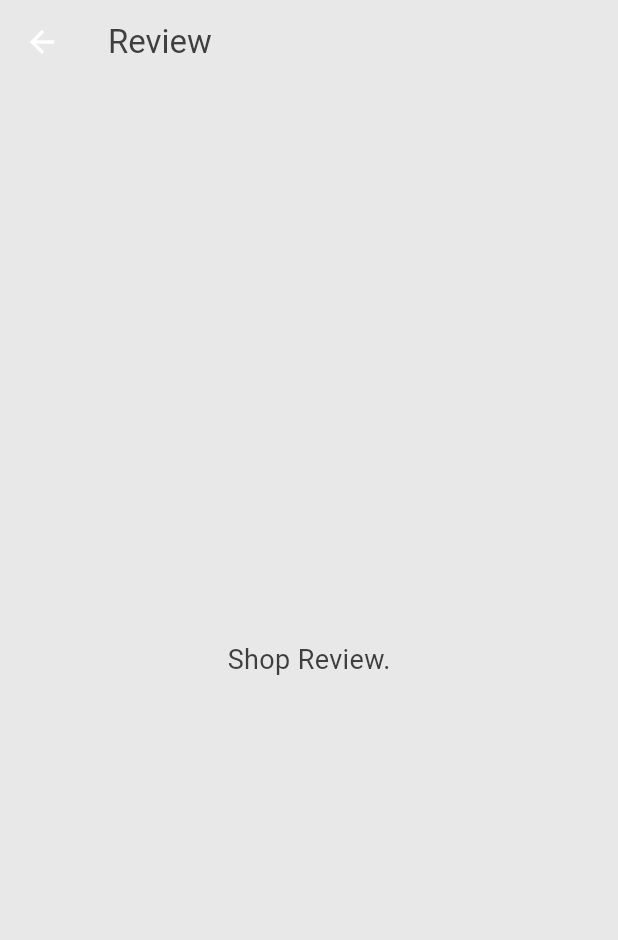
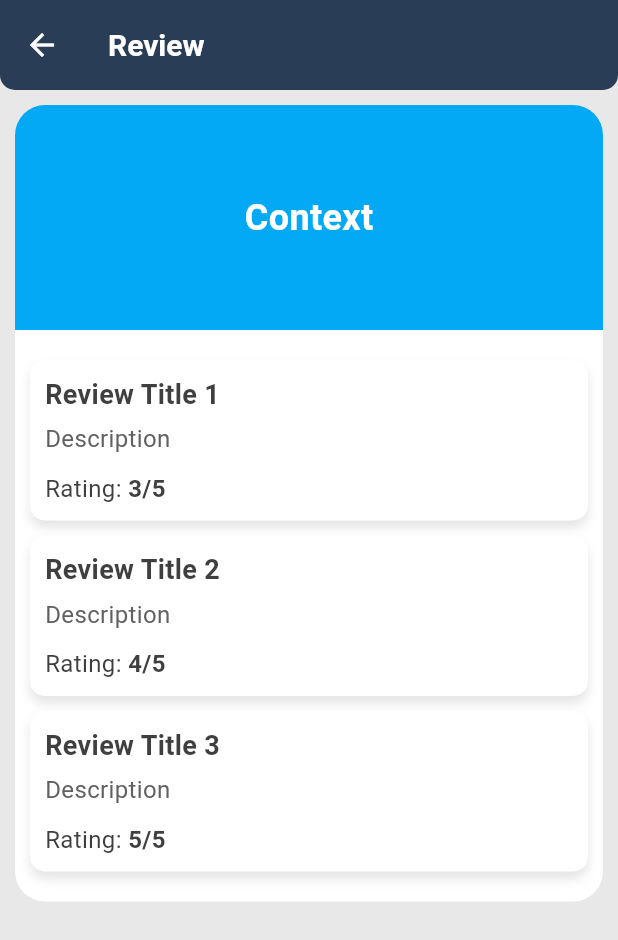
Before and after one commit to postrenan/MyGuide-Mobile, a Flutter app: the ShopReview screen opened directly, on a phone screen of 412 x 824 dp. Shown: the top 940 px of the screen. Run offline on Flutter 3.47's test engine with Material 3 defaults, Android fonts, the phone set to English and light mode, and no system bars; generated files the repository leaves out were written again.

Commit message:
Shop Review Base

```diff
--- a/myguide_app/lib/l10n/app_en.arb
+++ b/myguide_app/lib/l10n/app_en.arb
@@ -37,6 +37,11 @@
 	"productNameTxt": "Product Name",
 
 	"shopReviewTitle": "Review",
+	"shopReviewsHeaderTxt": "Context",
+	"reviewTitleTxt": "Review Title",
+	"reviewDescriptionTxt": "Description",
+	"ratingTxt": "Rating",
+
 
 	"passwordForgotTitle": "FORGOT PASSWORD",
 	"troubleTitle": "Trouble Logging in?",
--- a/myguide_app/lib/l10n/app_es.arb
+++ b/myguide_app/lib/l10n/app_es.arb
@@ -37,6 +37,10 @@
 	"productNameTxt": "Nombre del Producto",
 
 	"shopReviewTitle": "Reseña",
+	"shopReviewsHeaderTxt": "Context",
+	"reviewTitleTxt": "Título de Reseña",
+	"reviewDescriptionTxt": "Descripción",
+	"ratingTxt": "Rating",
 
 	"passwordForgotTitle": "OLVIDÉ LA CONTRASEÑA",
 	"troubleTitle": "¿Problemas para Iniciar sesión?",
--- a/myguide_app/lib/l10n/app_pt.arb
+++ b/myguide_app/lib/l10n/app_pt.arb
@@ -37,6 +37,10 @@
 	"productNameTxt": "Nome da Produto",
 
 	"shopReviewTitle": "Avaliação",
+	"shopReviewsHeaderTxt": "Context",
+	"reviewTitleTxt": "Título da Avaliação",
+	"reviewDescriptionTxt": "Descrição",
+	"ratingTxt": "Pontuação",
 
 	"passwordForgotTitle": "ESQUECEU A SENHA",
 	"troubleTitle": "Problemas para fazer o login?",
--- a/myguide_app/lib/pages/shops/shop_review.dart
+++ b/myguide_app/lib/pages/shops/shop_review.dart
@@ -1,5 +1,6 @@
 import 'package:flutter/material.dart';
 import 'package:flutter_gen/gen_l10n/app_localizations.dart';
+import '../../models/myguide_appbar.dart';
 
 class ShopReview extends StatelessWidget {
   const ShopReview({super.key});
@@ -7,19 +8,111 @@
   @override
   Widget build(BuildContext context) {
     return Scaffold(
-      appBar: AppBar(
-        leading: IconButton(
-          icon: const Icon(Icons.arrow_back, color: Colors.white),
-          onPressed: () {
-            Navigator.pop(context);
-          },
-        ),
-        title: Text(AppLocalizations.of(context)!.shopReviewTitle),
-      ),
-      body: Center(
-        child: Text(
-          'Shop Review.',
-          style: TextStyle(fontSize: 18),
+      appBar:
+          AppBarTitle.setTitle(AppLocalizations.of(context)!.shopReviewTitle),
+      body: SingleChildScrollView(
+        child: Container(
+          margin: const EdgeInsets.all(10),
+          decoration: BoxDecoration(
+            color: Theme.of(context).brightness == Brightness.light
+                ? Colors.white
+                : const Color(0xFF181818),
+            borderRadius: BorderRadius.circular(20),
+          ),
+          child: Column(
+            children: [
+              // Header rectangle
+              Container(
+                width: double.infinity,
+                height: 150,
+                decoration: BoxDecoration(
+                  color: Colors.lightBlue,
+                  borderRadius: const BorderRadius.only(
+                    topLeft: Radius.circular(20),
+                    topRight: Radius.circular(20),
+                  ),
+                ),
+                child: Center(
+                  child: Text(
+                    AppLocalizations.of(context)!.shopReviewsHeaderTxt,
+                    style: const TextStyle(
+                      color: Colors.white,
+                      fontSize: 24,
+                      fontWeight: FontWeight.bold,
+                    ),
+                  ),
+                ),
+              ),
+              const SizedBox(height: 20),
+              // List of reviews
+              ListView.separated(
+                physics: const NeverScrollableScrollPhysics(),
+                shrinkWrap: true,
+                itemCount: 3, // Three placeholder reviews
+                separatorBuilder: (context, index) =>
+                    const SizedBox(height: 10),
+                itemBuilder: (context, index) {
+                  return Container(
+                    margin: const EdgeInsets.symmetric(horizontal: 10),
+                    padding: const EdgeInsets.all(10),
+                    decoration: BoxDecoration(
+                      color: Theme.of(context).brightness == Brightness.light
+                          ? Colors.white
+                          : const Color(0xFF282828),
+                      borderRadius: BorderRadius.circular(10),
+                      boxShadow: [
+                        BoxShadow(
+                          color: Colors.black.withOpacity(0.1),
+                          blurRadius: 5,
+                          offset: const Offset(0, 5),
+                        ),
+                      ],
+                    ),
+                    child: Column(
+                      crossAxisAlignment: CrossAxisAlignment.start,
+                      children: [
+                        // Review title
+                        Text(
+                          '${AppLocalizations.of(context)!.reviewTitleTxt} ${index + 1}',
+                          style: const TextStyle(
+                            fontSize: 18,
+                            fontWeight: FontWeight.bold,
+                          ),
+                        ),
+                        const SizedBox(height: 5),
+                        // Review description
+                        Text(
+                          AppLocalizations.of(context)!.reviewDescriptionTxt,
+                          style: TextStyle(
+                            fontSize: 16,
+                            color: Colors.grey[700],
+                          ),
+                        ),
+                        const SizedBox(height: 10),
+                        // Review rating
+                        Row(
+                          children: [
+                            Text(
+                              '${AppLocalizations.of(context)!.ratingTxt}: ',
+                              style: const TextStyle(fontSize: 16),
+                            ),
+                            Text(
+                              '${index + 3}/5',
+                              style: const TextStyle(
+                                fontSize: 16,
+                                fontWeight: FontWeight.bold,
+                              ),
+                            ),
+                          ],
+                        ),
+                      ],
+                    ),
+                  );
+                },
+              ),
+              const SizedBox(height: 20),
+            ],
+          ),
         ),
       ),
     );
```
